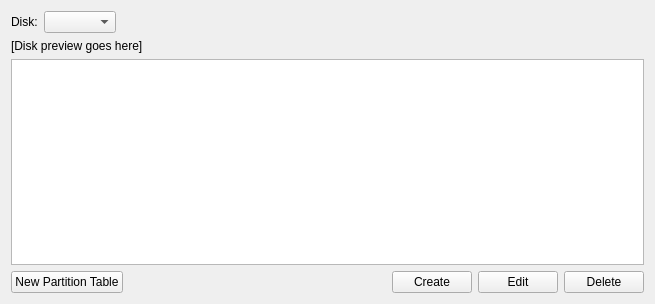
Above: src/modules/partition/PartitionPage.ui from calamares/calamares before the change. Below: the same form after it.
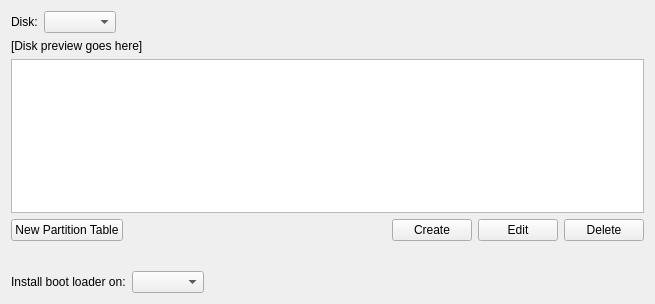
That is the form after the change.

Commit message: Add combo box to pick boot loader installation destination

Diff of the .ui file:
```diff
--- a/src/modules/partition/PartitionPage.ui
+++ b/src/modules/partition/PartitionPage.ui
@@ -112,6 +112,56 @@
      </item>
     </layout>
    </item>
+   <item>
+    <spacer name="verticalSpacer">
+     <property name="orientation">
+      <enum>Qt::Vertical</enum>
+     </property>
+     <property name="sizeType">
+      <enum>QSizePolicy::Fixed</enum>
+     </property>
+     <property name="sizeHint" stdset="0">
+      <size>
+       <width>20</width>
+       <height>24</height>
+      </size>
+     </property>
+    </spacer>
+   </item>
+   <item>
+    <layout class="QHBoxLayout" name="horizontalLayout_3">
+     <item>
+      <widget class="QLabel" name="label_3">
+       <property name="text">
+        <string>Install boot loader on:</string>
+       </property>
+       <property name="buddy">
+        <cstring>bootLoaderComboBox</cstring>
+       </property>
+      </widget>
+     </item>
+     <item>
+      <widget class="QComboBox" name="bootLoaderComboBox">
+       <property name="sizeAdjustPolicy">
+        <enum>QComboBox::AdjustToContents</enum>
+       </property>
+      </widget>
+     </item>
+     <item>
+      <spacer name="horizontalSpacer_3">
+       <property name="orientation">
+        <enum>Qt::Horizontal</enum>
+       </property>
+       <property name="sizeHint" stdset="0">
+        <size>
+         <width>40</width>
+         <height>20</height>
+        </size>
+       </property>
+      </spacer>
+     </item>
+    </layout>
+   </item>
   </layout>
  </widget>
  <tabstops>
```
The commit also changes 4 other files.
